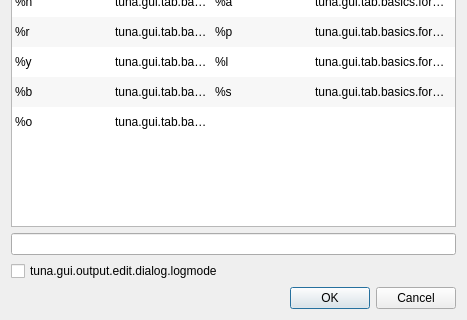
Old version of the form src/gui/output_edit_dialog.ui in the repository univrsal/tuna; both pictures show x 0 to 467 and y 173 to 493 of the 467 by 493 pixel window.
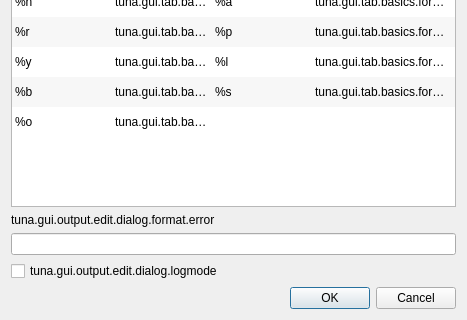
New version of the form. Icons and pictures are not drawn.

Patch:
```diff
--- a/src/gui/output_edit_dialog.ui
+++ b/src/gui/output_edit_dialog.ui
@@ -307,6 +307,19 @@
        </item>
       </widget>
      </item>
+     <item>
+      <widget class="QLabel" name="lbl_format_error">
+       <property name="enabled">
+        <bool>true</bool>
+       </property>
+       <property name="text">
+        <string>tuna.gui.output.edit.dialog.format.error</string>
+       </property>
+       <property name="wordWrap">
+        <bool>true</bool>
+       </property>
+      </widget>
+     </item>
      <item>
       <widget class="QLineEdit" name="txt_format"/>
      </item>
```
Left out of the diff: 8 changed lines with no effect on the pictures.
